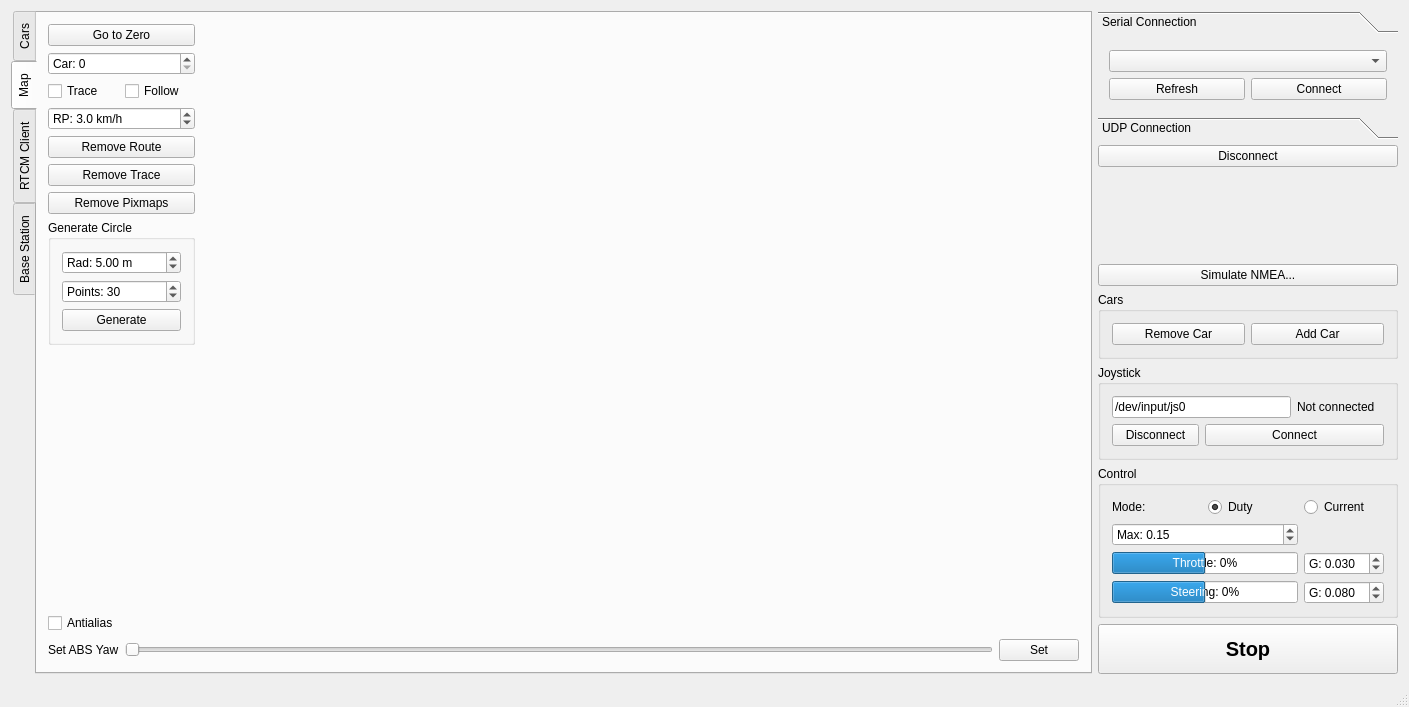
The window that Linux/RC_Car_Tool/mainwindow.ui (vedderb/rise_sdvp) describes before a commit, drawn with Qt 5.
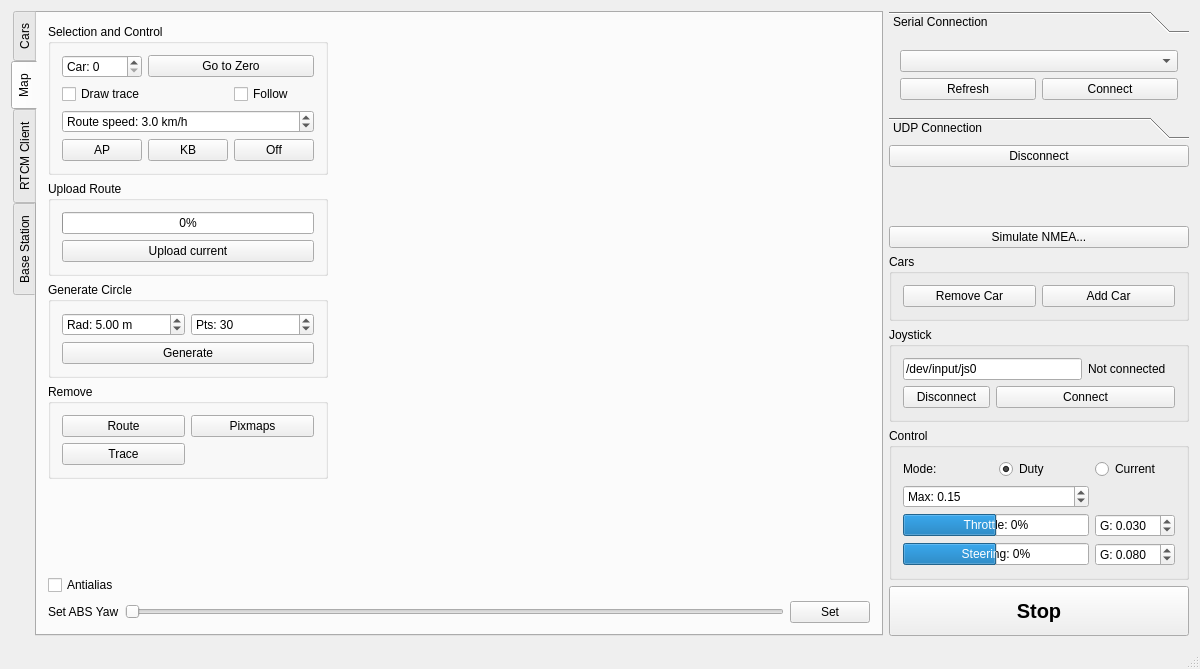
The same window after the commit. The open tabs and pages were chosen to show the change. Custom widgets are drawn as their Qt base class.

Commit message: Autopilot: ind fix, speed fix, whole route uploading from map, map quick buttons

```diff
--- a/Linux/RC_Car_Tool/mainwindow.ui
+++ b/Linux/RC_Car_Tool/mainwindow.ui
@@ -6,8 +6,8 @@
    <rect>
     <x>0</x>
     <y>0</y>
-    <width>1409</width>
-    <height>707</height>
+    <width>1200</width>
+    <height>669</height>
    </rect>
   </property>
   <property name="windowTitle">
@@ -44,19 +44,32 @@
        <attribute name="title">
         <string>Map</string>
        </attribute>
-       <layout class="QVBoxLayout" name="verticalLayout_7">
+       <layout class="QVBoxLayout" name="verticalLayout_9">
         <item>
          <layout class="QHBoxLayout" name="horizontalLayout_3">
           <item>
            <layout class="QVBoxLayout" name="verticalLayout_2">
             <item>
-             <widget class="QPushButton" name="mapZeroButton">
+             <widget class="QGroupBox" name="groupBox_5">
+              <property name="title">
+               <string>Selection and Control</string>
+              </property>
+              <layout class="QGridLayout" name="gridLayout_6">
+               <item row="3" column="1">
+                <widget class="QPushButton" name="mapKbButton">
               <property name="text">
-               <string>Go to Zero</string>
+                  <string>KB</string>
               </property>
              </widget>
             </item>
-            <item>
+               <item row="1" column="0" colspan="2">
+                <widget class="QCheckBox" name="mapTraceBox">
+                 <property name="text">
+                  <string>Draw trace</string>
+                 </property>
+                </widget>
+               </item>
+               <item row="0" column="0">
              <widget class="QSpinBox" name="mapCarBox">
               <property name="prefix">
                <string>Car: </string>
@@ -66,28 +79,24 @@
               </property>
              </widget>
             </item>
-            <item>
-             <layout class="QHBoxLayout" name="horizontalLayout_2">
-              <item>
-               <widget class="QCheckBox" name="mapTraceBox">
+               <item row="0" column="1" colspan="2">
+                <widget class="QPushButton" name="mapZeroButton">
                 <property name="text">
-                 <string>Trace</string>
+                  <string>Go to Zero</string>
                 </property>
                </widget>
               </item>
-              <item>
-               <widget class="QCheckBox" name="mapFollowBox">
+               <item row="3" column="2">
+                <widget class="QPushButton" name="mapOffButton">
                 <property name="text">
-                 <string>Follow</string>
+                  <string>Off</string>
                 </property>
                </widget>
               </item>
-             </layout>
-            </item>
-            <item>
+               <item row="2" column="0" colspan="3">
              <widget class="QDoubleSpinBox" name="mapRouteSpeedBox">
               <property name="prefix">
-               <string>RP: </string>
+                  <string>Route speed: </string>
               </property>
               <property name="suffix">
                <string> km/h</string>
@@ -103,25 +112,44 @@
               </property>
              </widget>
             </item>
-            <item>
-             <widget class="QPushButton" name="mapRemoveRouteButton">
+               <item row="3" column="0">
+                <widget class="QPushButton" name="mapApButton">
               <property name="text">
-               <string>Remove Route</string>
+                  <string>AP</string>
               </property>
              </widget>
             </item>
-            <item>
-             <widget class="QPushButton" name="mapRemoveTraceButton">
+               <item row="1" column="2">
+                <widget class="QCheckBox" name="mapFollowBox">
               <property name="text">
-               <string>Remove Trace</string>
+                  <string>Follow</string>
               </property>
              </widget>
             </item>
+              </layout>
+             </widget>
+            </item>
             <item>
-             <widget class="QPushButton" name="MapRemovePixmapsButton">
+             <widget class="QGroupBox" name="groupBox_6">
+              <property name="title">
+               <string>Upload Route</string>
+              </property>
+              <layout class="QVBoxLayout" name="verticalLayout_7">
+               <item>
+                <widget class="QProgressBar" name="mapUploadRouteProgressBar">
+                 <property name="value">
+                  <number>0</number>
+                 </property>
+                </widget>
+               </item>
+               <item>
+                <widget class="QPushButton" name="mapUploadRouteButton">
               <property name="text">
-               <string>Remove Pixmaps</string>
-              </property>
+                  <string>Upload current</string>
+                 </property>
+                </widget>
+               </item>
+              </layout>
              </widget>
             </item>
             <item>
@@ -131,6 +159,8 @@
               </property>
               <layout class="QVBoxLayout" name="verticalLayout_5">
                <item>
+                <layout class="QGridLayout" name="gridLayout_5">
+                 <item row="0" column="0">
                 <widget class="QDoubleSpinBox" name="genCircRadBox">
                  <property name="prefix">
                   <string>Rad: </string>
@@ -139,27 +169,27 @@
                   <string> m</string>
                  </property>
                  <property name="maximum">
-                  <double>10000.000000000000000</double>
+                    <double>1000.000000000000000</double>
                  </property>
                  <property name="value">
                   <double>5.000000000000000</double>
                  </property>
                 </widget>
                </item>
-               <item>
+                 <item row="0" column="1">
                 <widget class="QSpinBox" name="genCircPointsBox">
                  <property name="prefix">
-                  <string>Points: </string>
+                    <string>Pts: </string>
                  </property>
                  <property name="maximum">
-                  <number>1000</number>
+                    <number>500</number>
                  </property>
                  <property name="value">
                   <number>30</number>
                  </property>
                 </widget>
                </item>
-               <item>
+                 <item row="1" column="0" colspan="2">
                 <widget class="QPushButton" name="genCircButton">
                  <property name="text">
                   <string>Generate</string>
@@ -167,6 +197,38 @@
                 </widget>
                </item>
               </layout>
+               </item>
+              </layout>
+             </widget>
+            </item>
+            <item>
+             <widget class="QGroupBox" name="groupBox_7">
+              <property name="title">
+               <string>Remove</string>
+              </property>
+              <layout class="QGridLayout" name="gridLayout_7">
+               <item row="1" column="0">
+                <widget class="QPushButton" name="mapRemoveTraceButton">
+                 <property name="text">
+                  <string>Trace</string>
+                 </property>
+                </widget>
+               </item>
+               <item row="0" column="0">
+                <widget class="QPushButton" name="mapRemoveRouteButton">
+                 <property name="text">
+                  <string>Route</string>
+                 </property>
+                </widget>
+               </item>
+               <item row="0" column="1">
+                <widget class="QPushButton" name="MapRemovePixmapsButton">
+                 <property name="text">
+                  <string>Pixmaps</string>
+                 </property>
+                </widget>
+               </item>
+              </layout>
              </widget>
             </item>
             <item>
@@ -198,7 +260,7 @@
            <widget class="MapWidget" name="mapWidget" native="true">
             <property name="sizePolicy">
              <sizepolicy hsizetype="MinimumExpanding" vsizetype="MinimumExpanding">
-              <horstretch>0</horstretch>
+              <horstretch>1</horstretch>
               <verstretch>0</verstretch>
              </sizepolicy>
             </property>
```
Left out of the diff: 4 changed lines with no effect on the pictures. Lines whose indentation alone changed are shown as unchanged. The commit also changes 14 other files.
